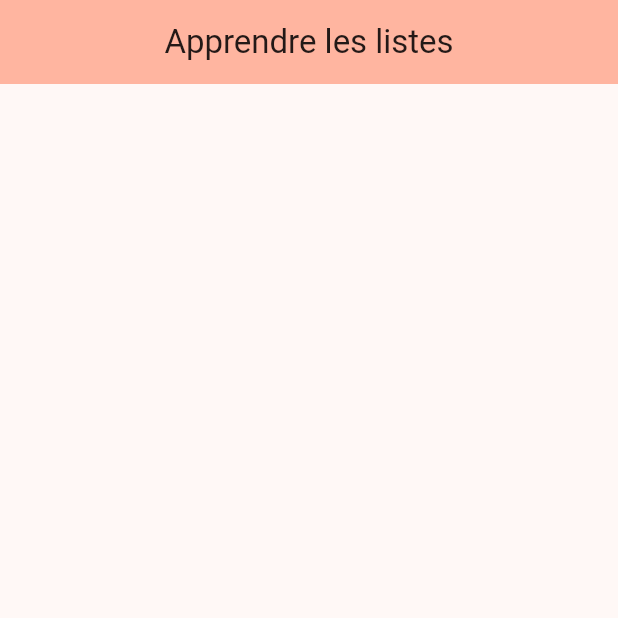
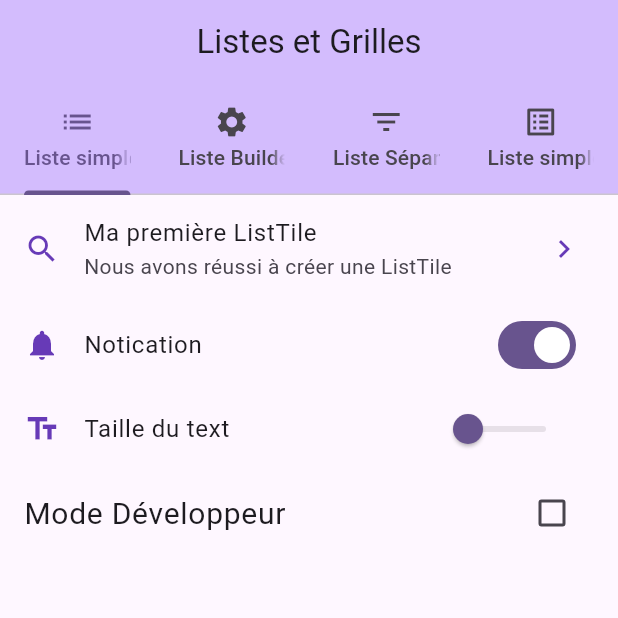
Before and after one commit to siobleromuald/Flutter_popAndNavBar, a Flutter app: the screen it shows after launch, on a phone screen of 412 x 824 dp, the top half of it. Run offline on Flutter 3.47's test engine with Material 3 defaults, Android fonts, the phone set to English and light mode, and no system bars; our stand-ins replace font_awesome_flutter, image_picker.

Commit message:
Ajout des class et widget

```diff
--- a/apprendre_list_grid/lib/main.dart
+++ b/apprendre_list_grid/lib/main.dart
@@ -14,7 +14,7 @@ class MyApp extends StatelessWidget {
       debugShowCheckedModeBanner: false,
       title: 'List & grid',
       theme: ThemeData(
-        colorScheme: ColorScheme.fromSeed(seedColor: Colors.deepOrange),
+        colorScheme: ColorScheme.fromSeed(seedColor: Colors.deepPurple),
         useMaterial3: true,
       ),
       home: const HomePage(title: 'Apprendre les listes'),
--- /dev/null
+++ b/apprendre_list_grid/lib/models/list_type.dart
@@ -0,0 +1,14 @@
+import 'package:flutter/material.dart';
+
+class ListType{
+  final String _name;
+  final IconData _iconData;
+  final Widget _list;
+  ListType(this._name,this._iconData,this._list);
+
+  String get name =>_name;
+  Icon get  icon => Icon(_iconData);
+  Widget get list => _list;
+  Tab get tab => Tab(text: _name, icon: icon,);
+
+}
--- a/apprendre_list_grid/lib/pages/accueil.dart
+++ b/apprendre_list_grid/lib/pages/accueil.dart
@@ -1,4 +1,7 @@
+import 'package:apprendre_list_grid/widgets/simple_listview.dart';
 import 'package:flutter/material.dart';
+
+import '../models/list_type.dart';
 
 class HomePage extends StatefulWidget {
   const HomePage({super.key, required this.title});
@@ -8,23 +11,32 @@ class HomePage extends StatefulWidget {
 }
 
 class _HomePageState extends State<HomePage> {
+  final List<ListType>_lists=[
+      ListType("Liste simple", Icons.list, const SimpleListView()),
+    ListType("Liste Builder", Icons.settings, const Center()),
+    ListType("Liste Séparé", Icons.filter_list, const Center()),
+    ListType("Liste simple", Icons.list_alt_outlined, const Center())
+  ];
+
   @override
   Widget build(BuildContext context) {
-    return Scaffold(
-      appBar: AppBar(
-        backgroundColor: Theme.of(context).colorScheme.inversePrimary,
-        centerTitle: true,
-        title: Text(widget.title),
-      ),
-      body: const SingleChildScrollView(
-        child: Column(
-          mainAxisAlignment: MainAxisAlignment.center,
-          children: <Widget>[
+    return DefaultTabController(
+        length: _lists.length,
+        child: Scaffold(
+          appBar: AppBar(
+            title: const Text("Listes et Grilles"),
+            centerTitle: true,
+            backgroundColor: Theme.of(context).colorScheme.inversePrimary,
+            bottom: TabBar(
+              tabs: _lists.map((t)=>t.tab).toList(),
+            ),
+          ),
+          body: TabBarView(
+              children: _lists.map((item)=>item.list).toList(),
+          ),
+        )
 
-
-          ],
-        ),
-      ),
+      ,
       // This trailing comma makes auto-formatting nicer for build methods.
     );
   }
--- /dev/null
+++ b/apprendre_list_grid/lib/widgets/simple_listview.dart
@@ -0,0 +1,77 @@
+import 'package:flutter/material.dart';
+class SimpleListView extends StatefulWidget{
+ const SimpleListView({super.key});
+
+  @override
+  State<StatefulWidget> createState() {
+    return _SimpleListViewState();
+  }
+
+}
+
+class _SimpleListViewState extends State<SimpleListView>{
+
+  bool isOn=true;
+  double fontSize=16;
+  bool check=false;
+
+  updateSwitch(bool newValue){
+    setState(() {
+      isOn=newValue;
+    });
+  }
+
+  updateSlider(double newSize){
+    setState(() {
+      fontSize=newSize;
+    });
+  }
+  updateCheck(bool ? newValue){
+    setState(() {
+      check=newValue ?? false;
+    });
+  }
+
+  @override
+  Widget build(BuildContext context) {
+    return ListView(
+      scrollDirection: Axis.vertical,
+      children:  [
+       const ListTile(
+          title: Text("Ma première ListTile"),
+          subtitle: Text("Nous avons réussi à créer une ListTile"),
+          leading: Icon(Icons.search),
+          iconColor: Colors.deepPurple,
+          trailing: Icon(Icons.navigate_next),
+        ),
+        ListTile(
+          title: const Text("Notication"),
+          leading: Icon(isOn ? Icons.notifications : Icons.notifications_off),
+          iconColor: Colors.deepPurple,
+          trailing: Switch(value: isOn, onChanged: updateSwitch),
+        ),
+
+        ListTile(
+          leading: const Icon(Icons.text_fields),
+          title:  Text("Taille du text", style: TextStyle(fontSize: fontSize),),
+          iconColor: Colors.deepPurple,
+          trailing: SizedBox(
+            width: 100,
+            child:  Slider(
+              min: 16,
+              max: 28,
+              value: fontSize,
+              onChanged: updateSlider,
+            ),
+          )
+        ),
+        CheckboxListTile(
+            value: check,
+            onChanged: updateCheck,
+            title: const Text("Mode Développeur",style: TextStyle(fontSize: 20)),
+        )
+      ],
+
+    );
+  }
+}
```
